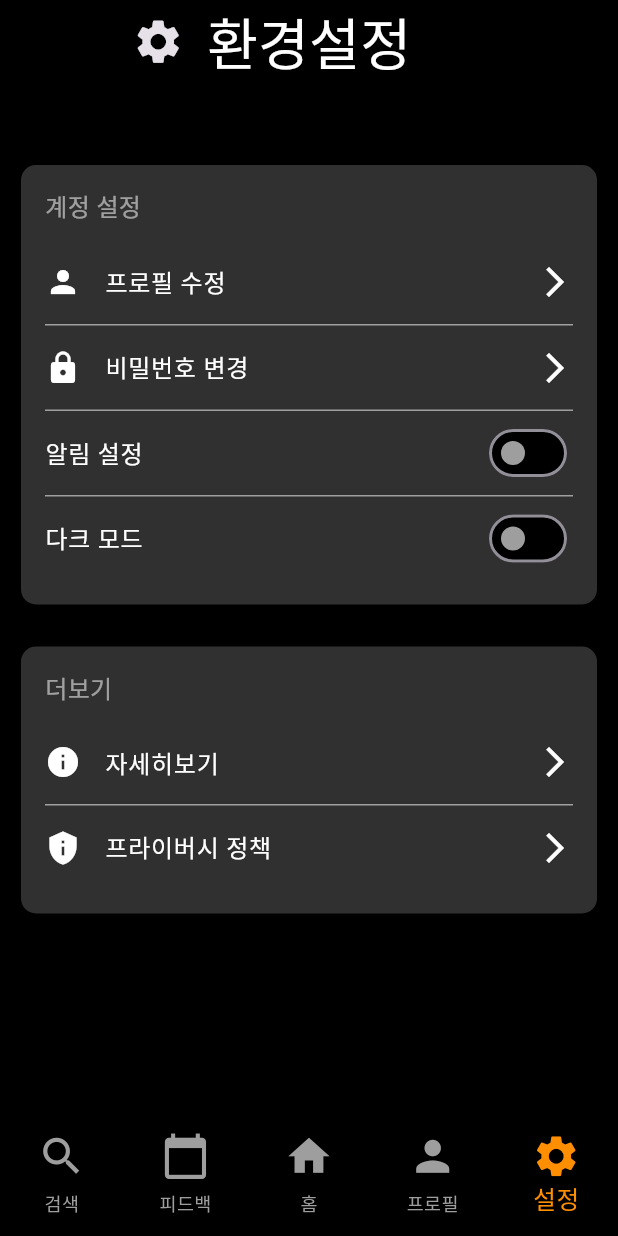
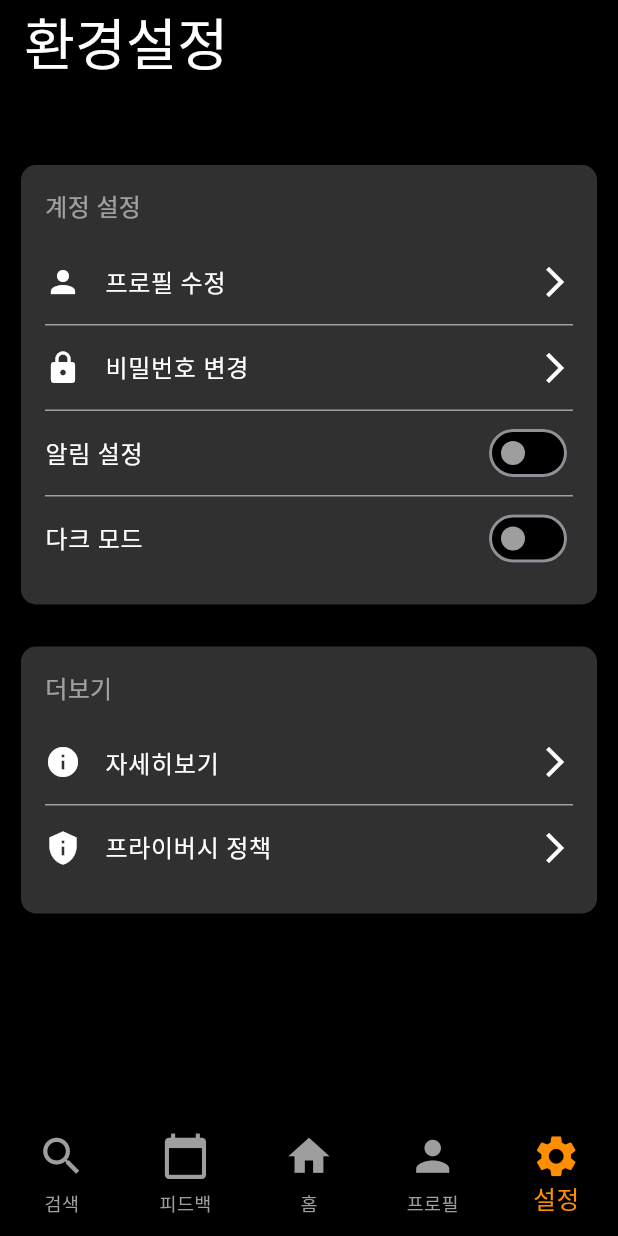
Before and after one commit to lifeisgenie/FitMotion, a Flutter app: the screen it shows after launch, item 5 of the bottom bar chosen, on a phone screen of 412 x 824 dp. Run offline on Flutter 3.47's test engine with Material 3 defaults, Android fonts, the phone set to English and light mode, and no system bars; our stand-ins replace camera, carousel_slider, flutter_dotenv, shared_preferences; network calls fail.

Commit message:
[FE] desing : 주석달아놨습니다

```diff
--- a/Frontend/lib/pages/setting.dart
+++ b/Frontend/lib/pages/setting.dart
@@ -60,15 +60,12 @@ class _SettingsPageState extends State<SettingsPage> {
     return Scaffold(
       backgroundColor: Colors.black, // 배경색 검은색으로 설정
       appBar: AppBar(
+        automaticallyImplyLeading: false,
         backgroundColor: const Color.fromARGB(255, 0, 0, 0), // AppBar 배경색
         title: Row(
           children: [
-            SizedBox(width: 16), // 아이콘을 오른쪽으로 이동시키기 위한 SizedBox
-            Icon(
-              Icons.settings,
-              size: 35, // 아이콘 크기 설정
-            ),
-            SizedBox(width: 15), // 아이콘과 텍스트 사이의 간격 조정
+            // SizedBox(width: 16), // 아이콘을 오른쪽으로 이동시키기 위한 SizedBox
+            // SizedBox(width: 32233), // 아이콘과 텍스트 사이의 간격 조정
             Text(
               '환경설정',
               style:
@@ -76,7 +73,6 @@ class _SettingsPageState extends State<SettingsPage> {
             ),
           ],
         ),
-        leading: Container(), // 뒤로가기 화살표 제거
       ),
       body: Padding(
         padding: const EdgeInsets.all(10.0),
```
